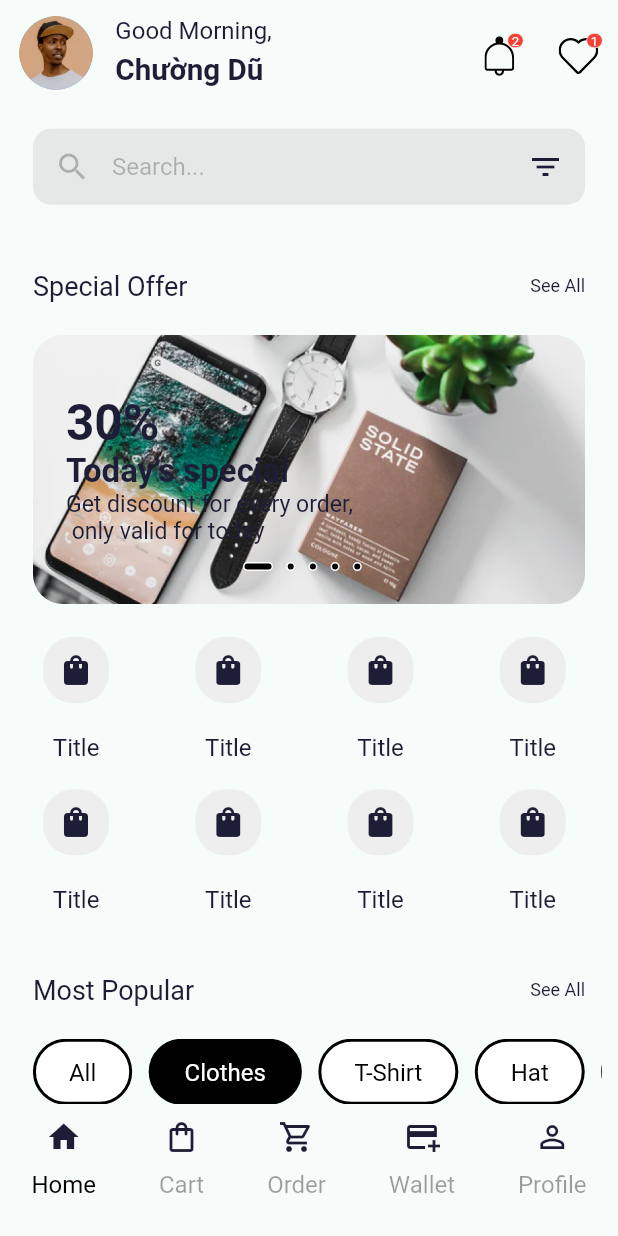
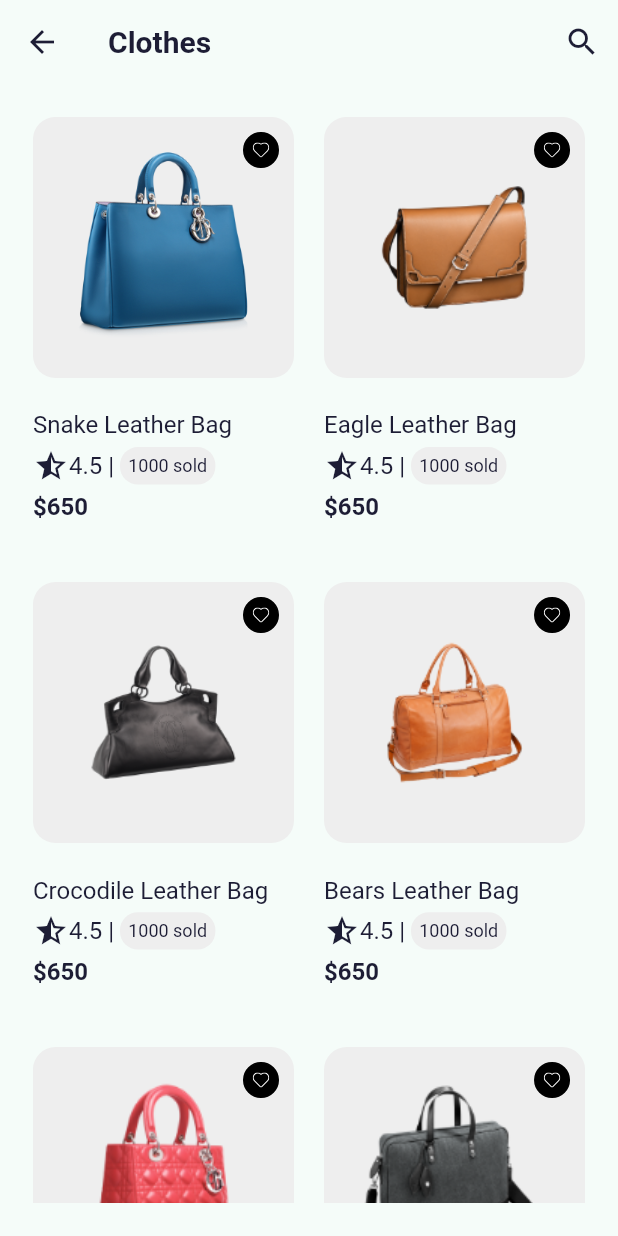
Before and after one commit to vuxnguyxn/e-commerce-app, a Flutter app: the screen it shows after launch, after a tap on "All", on a phone screen of 412 x 824 dp. Run offline on Flutter 3.47's test engine with Material 2 defaults, Android fonts, the phone set to English and light mode, and no system bars; our stand-ins replace flutter_svg.

Commit message:
features(home): create categories most popular

```diff
--- a/lib/core/routes.dart
+++ b/lib/core/routes.dart
@@ -1,3 +1,4 @@
+import 'package:e_commerce_app/features/home/presentation/pages/categories_page.dart';
 import 'package:e_commerce_app/features/home/presentation/pages/most_popular_page.dart';
 import 'package:e_commerce_app/features/home/presentation/pages/my_wishlist_page.dart';
 import 'package:e_commerce_app/features/home/presentation/pages/notifications_page.dart';
@@ -15,4 +16,5 @@ final Map<String, WidgetBuilder> routes = {
    SpecialOfferPage.route: (context) => const SpecialOfferPage(),
    MostPopularPage.route: (context) => const MostPopularPage(),
    SearchPage.route: (context) => const SearchPage(),
+   CategoriesPage.route: (context) => const CategoriesPage(),
 };
--- /dev/null
+++ b/lib/features/home/presentation/pages/categories_page.dart
@@ -0,0 +1,43 @@
+import 'package:e_commerce_app/core/size_config.dart';
+import 'package:flutter/material.dart';
+
+import '../../../../core/constants.dart';
+import '../../data/simple_data.dart';
+import '../widgets/most_popular_item_cart.dart';
+
+class CategoriesPage extends StatelessWidget {
+  const CategoriesPage({super.key});
+
+  static const route = '/categories';
+
+  @override
+  Widget build(BuildContext context) {
+    return Scaffold(
+      appBar: AppBar(
+        title: const Text("Clothes"),
+        actions: [
+          IconButton(
+            onPressed: () {},
+            icon: const Icon(Icons.search),
+          ),
+        ],
+      ),
+      body: Container(
+        padding: EdgeInsets.all(getProportionateScreenWidth(kDefaultPadding)),
+        width: double.infinity,
+        height: double.infinity,
+        child: GridView.builder(
+          itemCount: dataItemMostPopular.length,
+          scrollDirection: Axis.vertical,
+          gridDelegate: const SliverGridDelegateWithFixedCrossAxisCount(
+              crossAxisCount: 2,
+              childAspectRatio: .6,
+              crossAxisSpacing: kDefaultPadding,
+              mainAxisSpacing: kDefaultPadding),
+          itemBuilder: (context, index) =>
+              MostPopularItemCard(data: dataItemMostPopular[index]),
+        ),
+      ),
+    );
+  }
+}
--- a/lib/features/home/presentation/pages/home_page.dart
+++ b/lib/features/home/presentation/pages/home_page.dart
@@ -1,4 +1,5 @@
 // ignore_for_file: public_member_api_docs, sort_constructors_first
+import 'package:e_commerce_app/features/home/presentation/pages/categories_page.dart';
 import 'package:e_commerce_app/features/home/presentation/pages/most_popular_page.dart';
 import 'package:e_commerce_app/features/home/presentation/pages/my_wishlist_page.dart';
 import 'package:e_commerce_app/features/home/presentation/pages/search_page.dart';
@@ -122,7 +123,9 @@ class _HomePageState extends State<HomePage> {
         itemCount: dataTitleMostPopular.length,
         itemBuilder: (context, index) => MostPopularTabBar(
           data: dataTitleMostPopular[index],
-          press: () {},
+          press: () {
+            Navigator.pushNamed(context, CategoriesPage.route);
+          },
         ),
       ),
     );
```
